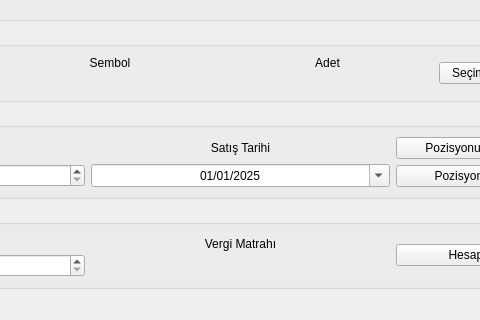
The window that gui/mainwindow.ui (cihansenyuz/tax-calc) describes before a commit, drawn with Qt 5; both pictures show x 234 to 714 and y 280 to 600 of the 800 by 600 pixel window.
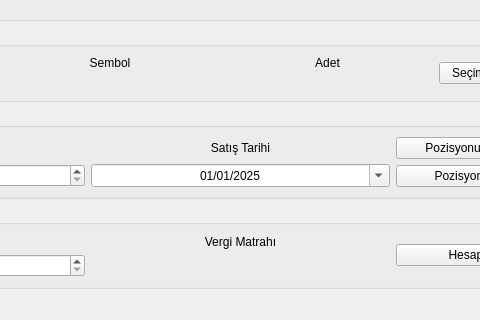
The same window after the commit.

Commit message:
ui: Improve potential tax calculation display and button naming
- Rename pushButton to calculatePotentialTaxButton for better semantic naming
- Improve user experience for potential tax calculation results display

```diff
--- a/gui/mainwindow.ui
+++ b/gui/mainwindow.ui
@@ -312,9 +312,18 @@
          </item>
          <item>
           <widget class="QLabel" name="potantialCalculatedTaxLabel">
+           <property name="font">
+            <font>
+             <pointsize>14</pointsize>
+             <bold>true</bold>
+            </font>
+           </property>
            <property name="text">
             <string/>
            </property>
+           <property name="alignment">
+            <set>Qt::AlignmentFlag::AlignCenter</set>
+           </property>
           </widget>
          </item>
         </layout>
```
Left out of the diff: 2 changed lines with no effect on the pictures.
